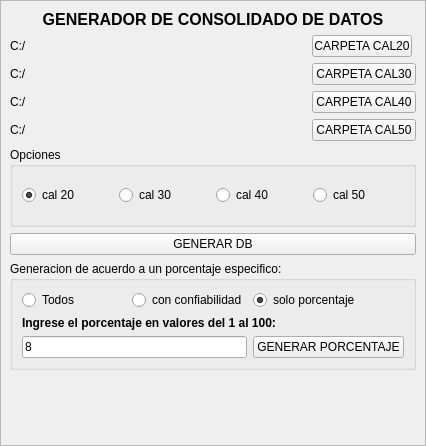
Before: the Qt Designer form mainwindow.ui in HitrafficGroup/excel_procesor, drawn with Qt 5.
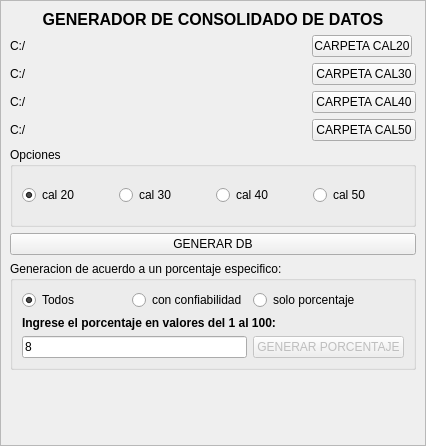
After: the same form once the commit is applied.

```diff
--- a/mainwindow.ui
+++ b/mainwindow.ui
@@ -121,32 +121,38 @@
                 </item>
                 <item row="2" column="2">
                  <widget class="QPushButton" name="btnporcent">
+                  <property name="enabled">
+                   <bool>false</bool>
+                  </property>
                   <property name="text">
                    <string>GENERAR PORCENTAJE</string>
                   </property>
                  </widget>
                 </item>
                 <item row="0" column="0">
-                 <widget class="QRadioButton" name="radioButton">
+                 <widget class="QRadioButton" name="op1">
                   <property name="text">
                    <string>Todos</string>
                   </property>
+                  <property name="checked">
+                   <bool>true</bool>
+                  </property>
                  </widget>
                 </item>
                 <item row="0" column="1">
-                 <widget class="QRadioButton" name="op1">
+                 <widget class="QRadioButton" name="op2">
                   <property name="text">
                    <string>con confiabilidad</string>
                   </property>
                  </widget>
                 </item>
                 <item row="0" column="2">
-                 <widget class="QRadioButton" name="op2">
+                 <widget class="QRadioButton" name="op3">
                   <property name="text">
                    <string>solo porcentaje</string>
                   </property>
                   <property name="checked">
-                   <bool>true</bool>
+                   <bool>false</bool>
                   </property>
                  </widget>
                 </item>
```
Left out of the diff: 3 changed lines with no effect on the pictures.
